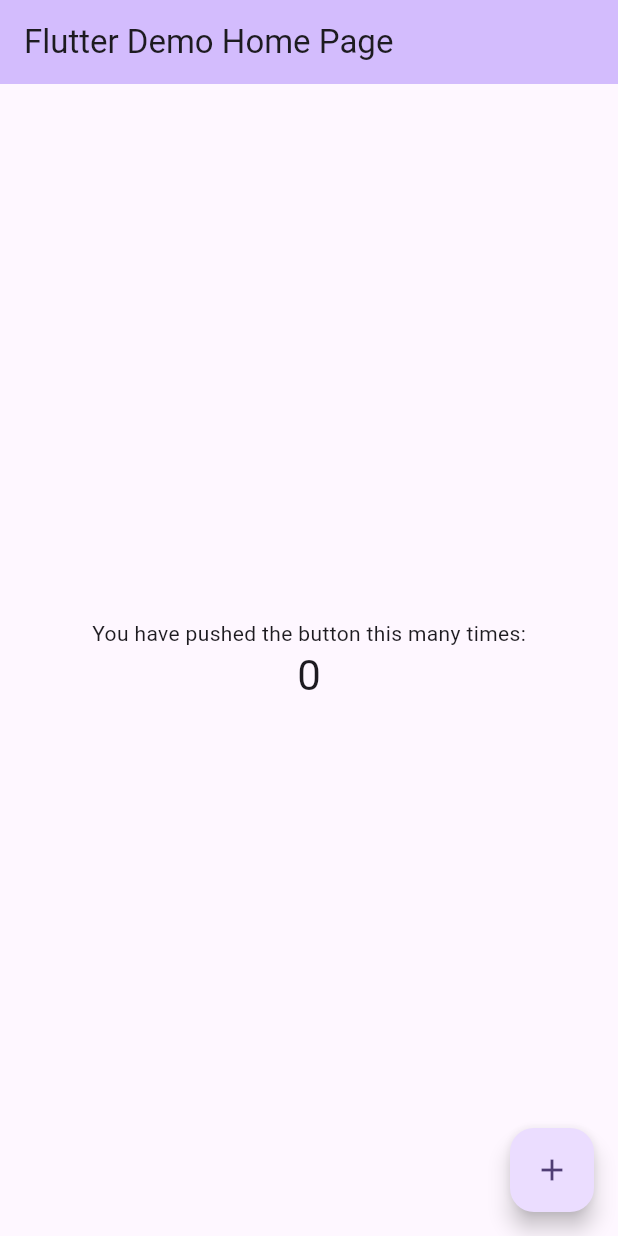
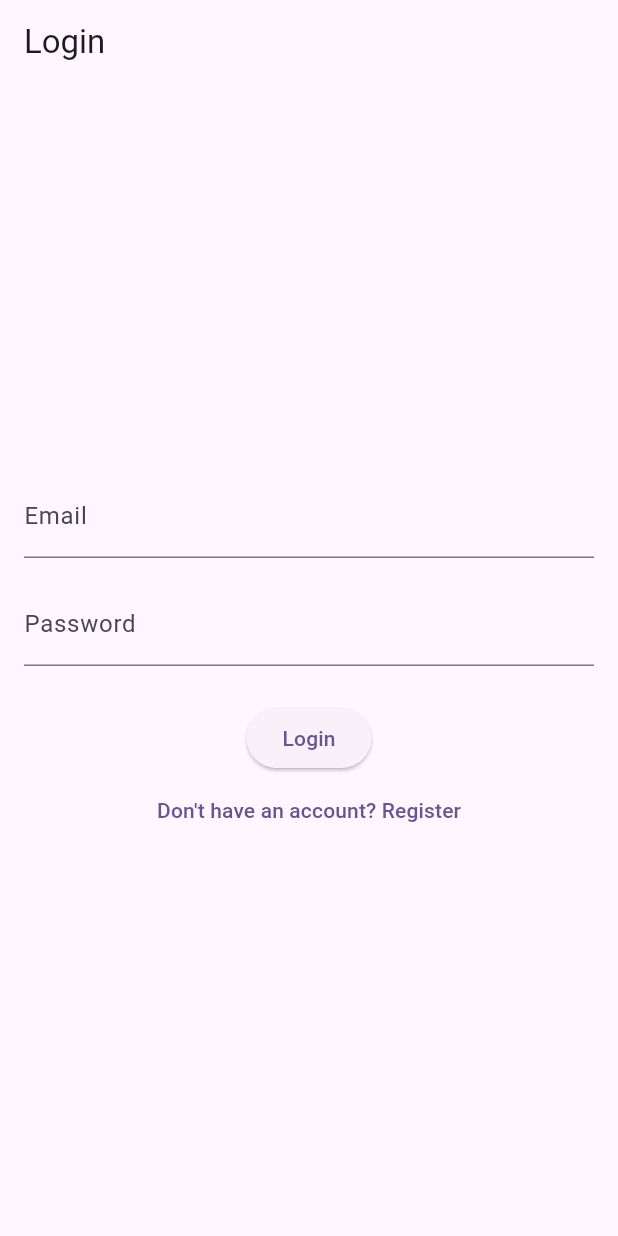
Before and after one commit to siuma1109/shape_task_connect, a Flutter app: the screen it shows after launch, on a phone screen of 412 x 824 dp. Run offline on Flutter 3.47's test engine with Material 3 defaults, Android fonts, the phone set to English and light mode, and no system bars; our stand-ins replace shared_preferences.

Commit message:
Basic UI and swap screen logic

```diff
--- a/lib/main.dart
+++ b/lib/main.dart
@@ -1,4 +1,7 @@
 import 'package:flutter/material.dart';
+import 'screens/login_screen.dart';
+import 'screens/register_screen.dart';
+import 'services/auth_service.dart';
 
 void main() {
   runApp(const MyApp());
@@ -7,46 +10,26 @@
 class MyApp extends StatelessWidget {
   const MyApp({super.key});
 
-  // This widget is the root of your application.
   @override
   Widget build(BuildContext context) {
     return MaterialApp(
-      title: 'Flutter Demo',
+      title: 'Flutter Auth Demo',
       theme: ThemeData(
-        // This is the theme of your application.
-        //
-        // TRY THIS: Try running your application with "flutter run". You'll see
-        // the application has a purple toolbar. Then, without quitting the app,
-        // try changing the seedColor in the colorScheme below to Colors.green
-        // and then invoke "hot reload" (save your changes or press the "hot
-        // reload" button in a Flutter-supported IDE, or press "r" if you used
-        // the command line to start the app).
-        //
-        // Notice that the counter didn't reset back to zero; the application
-        // state is not lost during the reload. To reset the state, use hot
-        // restart instead.
-        //
-        // This works for code too, not just values: Most code changes can be
-        // tested with just a hot reload.
         colorScheme: ColorScheme.fromSeed(seedColor: Colors.deepPurple),
         useMaterial3: true,
       ),
-      home: const MyHomePage(title: 'Flutter Demo Home Page'),
+      initialRoute: '/login',
+      routes: {
+        '/login': (context) => const LoginScreen(),
+        '/register': (context) => const RegisterScreen(),
+        '/home': (context) => const MyHomePage(title: 'Home Page'),
+      },
     );
   }
 }
 
 class MyHomePage extends StatefulWidget {
   const MyHomePage({super.key, required this.title});
-
-  // This widget is the home page of your application. It is stateful, meaning
-  // that it has a State object (defined below) that contains fields that affect
-  // how it looks.
-
-  // This class is the configuration for the state. It holds the values (in this
-  // case the title) provided by the parent (in this case the App widget) and
-  // used by the build method of the State. Fields in a Widget subclass are
-  // always marked "final".
 
   final String title;
 
@@ -55,71 +38,31 @@
 }
 
 class _MyHomePageState extends State<MyHomePage> {
-  int _counter = 0;
+  final _authService = AuthService();
 
-  void _incrementCounter() {
-    setState(() {
-      // This call to setState tells the Flutter framework that something has
-      // changed in this State, which causes it to rerun the build method below
-      // so that the display can reflect the updated values. If we changed
-      // _counter without calling setState(), then the build method would not be
-      // called again, and so nothing would appear to happen.
-      _counter++;
-    });
+  Future<void> _logout() async {
+    await _authService.logout();
+    if (mounted) {
+      Navigator.pushReplacementNamed(context, '/login');
+    }
   }
 
   @override
   Widget build(BuildContext context) {
-    // This method is rerun every time setState is called, for instance as done
-    // by the _incrementCounter method above.
-    //
-    // The Flutter framework has been optimized to make rerunning build methods
-    // fast, so that you can just rebuild anything that needs updating rather
-    // than having to individually change instances of widgets.
     return Scaffold(
       appBar: AppBar(
-        // TRY THIS: Try changing the color here to a specific color (to
-        // Colors.amber, perhaps?) and trigger a hot reload to see the AppBar
-        // change color while the other colors stay the same.
         backgroundColor: Theme.of(context).colorScheme.inversePrimary,
-        // Here we take the value from the MyHomePage object that was created by
-        // the App.build method, and use it to set our appbar title.
         title: Text(widget.title),
+        actions: [
+          IconButton(
+            icon: const Icon(Icons.logout),
+            onPressed: _logout,
+          ),
+        ],
       ),
-      body: Center(
-        // Center is a layout widget. It takes a single child and positions it
-        // in the middle of the parent.
-        child: Column(
-          // Column is also a layout widget. It takes a list of children and
-          // arranges them vertically. By default, it sizes itself to fit its
-          // children horizontally, and tries to be as tall as its parent.
-          //
-          // Column has various properties to control how it sizes itself and
-          // how it positions its children. Here we use mainAxisAlignment to
-          // center the children vertically; the main axis here is the vertical
-          // axis because Columns are vertical (the cross axis would be
-          // horizontal).
-          //
-          // TRY THIS: Invoke "debug painting" (choose the "Toggle Debug Paint"
-          // action in the IDE, or press "p" in the console), to see the
-          // wireframe for each widget.
-          mainAxisAlignment: MainAxisAlignment.center,
-          children: <Widget>[
-            const Text(
-              'You have pushed the button this many times:',
-            ),
-            Text(
-              '$_counter',
-              style: Theme.of(context).textTheme.headlineMedium,
-            ),
-          ],
-        ),
+      body: const Center(
+        child: Text('Welcome to the Home Page!'),
       ),
-      floatingActionButton: FloatingActionButton(
-        onPressed: _incrementCounter,
-        tooltip: 'Increment',
-        child: const Icon(Icons.add),
-      ), // This trailing comma makes auto-formatting nicer for build methods.
     );
   }
 }
--- /dev/null
+++ b/lib/screens/login_screen.dart
@@ -0,0 +1,94 @@
+import 'package:flutter/material.dart';
+import '../services/auth_service.dart';
+
+class LoginScreen extends StatefulWidget {
+  const LoginScreen({super.key});
+
+  @override
+  State<LoginScreen> createState() => _LoginScreenState();
+}
+
+class _LoginScreenState extends State<LoginScreen> {
+  final _formKey = GlobalKey<FormState>();
+  final _emailController = TextEditingController();
+  final _passwordController = TextEditingController();
+  final _authService = AuthService();
+  bool _isLoading = false;
+
+  @override
+  void dispose() {
+    _emailController.dispose();
+    _passwordController.dispose();
+    super.dispose();
+  }
+
+  Future<void> _login() async {
+    if (_formKey.currentState!.validate()) {
+      setState(() => _isLoading = true);
+      try {
+        final success = await _authService.login(
+          _emailController.text,
+          _passwordController.text,
+        );
+        if (success && mounted) {
+          Navigator.pushReplacementNamed(context, '/home');
+        }
+      } finally {
+        if (mounted) setState(() => _isLoading = false);
+      }
+    }
+  }
+
+  @override
+  Widget build(BuildContext context) {
+    return Scaffold(
+      appBar: AppBar(title: const Text('Login')),
+      body: Padding(
+        padding: const EdgeInsets.all(16.0),
+        child: Form(
+          key: _formKey,
+          child: Column(
+            mainAxisAlignment: MainAxisAlignment.center,
+            children: [
+              TextFormField(
+                controller: _emailController,
+                decoration: const InputDecoration(labelText: 'Email'),
+                validator: (value) {
+                  if (value == null || value.isEmpty) {
+                    return 'Please enter your email';
+                  }
+                  return null;
+                },
+              ),
+              const SizedBox(height: 16),
+              TextFormField(
+                controller: _passwordController,
+                decoration: const InputDecoration(labelText: 'Password'),
+                obscureText: true,
+                validator: (value) {
+                  if (value == null || value.isEmpty) {
+                    return 'Please enter your password';
+                  }
+                  return null;
+                },
+              ),
+              const SizedBox(height: 24),
+              _isLoading
+                  ? const CircularProgressIndicator()
+                  : ElevatedButton(
+                      onPressed: _login,
+                      child: const Text('Login'),
+                    ),
+              TextButton(
+                onPressed: () {
+                  Navigator.pushNamed(context, '/register');
+                },
+                child: const Text('Don\'t have an account? Register'),
+              ),
+            ],
+          ),
+        ),
+      ),
+    );
+  }
+}
--- a/pubspec.yaml
+++ b/pubspec.yaml
@@ -30,6 +30,7 @@ environment:
 dependencies:
   flutter:
     sdk: flutter
+  shared_preferences: ^2.2.2
 
   # The following adds the Cupertino Icons font to your application.
   # Use with the CupertinoIcons class for iOS style icons.
```
Also changed, not shown: lib/screens/register_screen.dart (added, +112 -0 lines), lib/services/auth_service.dart (added, +35 -0 lines), pubspec.lock, 10 other files.
